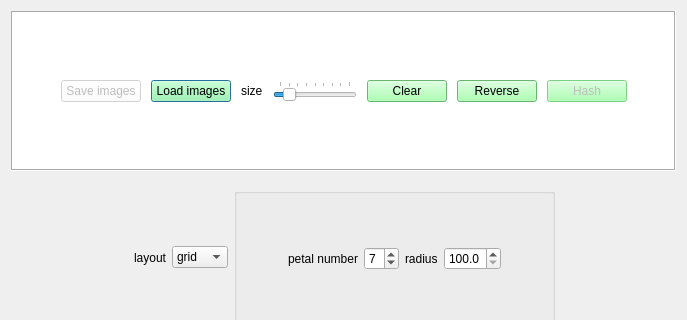
Qt form forms/MainWindow.ui (czimbortibor/Large-annotated-image-collection-management) before a commit; both pictures show x 0 to 687 and y 0 to 320 of the 687 by 515 pixel window.
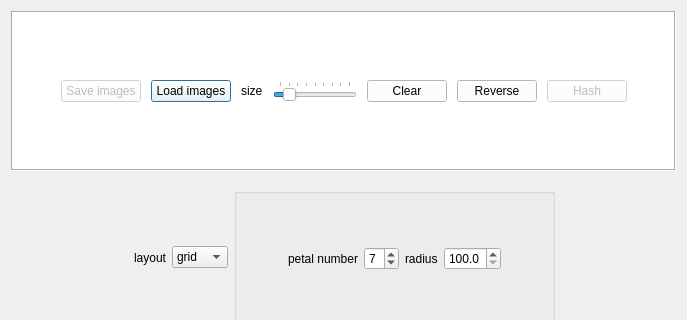
The same form after that commit. Icons and pictures are not drawn.

```diff
--- a/forms/MainWindow.ui
+++ b/forms/MainWindow.ui
@@ -71,7 +71,7 @@
        <item>
         <widget class="QPushButton" name="btn_load">
          <property name="styleSheet">
-          <string notr="true">background-color: rgb(148, 255, 157);</string>
+          <string notr="true"/>
          </property>
          <property name="text">
           <string>Load images</string>
@@ -128,7 +128,7 @@
        <item>
         <widget class="QPushButton" name="btn_clear">
          <property name="styleSheet">
-          <string notr="true">background-color: rgb(148, 255, 157);</string>
+          <string notr="true"/>
          </property>
          <property name="text">
           <string>Clear</string>
@@ -138,7 +138,7 @@
        <item>
         <widget class="QPushButton" name="btn_reverse">
          <property name="styleSheet">
-          <string notr="true">background-color: rgb(148, 255, 157);</string>
+          <string notr="true"/>
          </property>
          <property name="text">
           <string>Reverse</string>
@@ -151,7 +151,7 @@
           <bool>false</bool>
          </property>
          <property name="styleSheet">
-          <string notr="true">background-color: rgb(148, 255, 157);</string>
+          <string notr="true"/>
          </property>
          <property name="text">
           <string>Hash</string>
```
